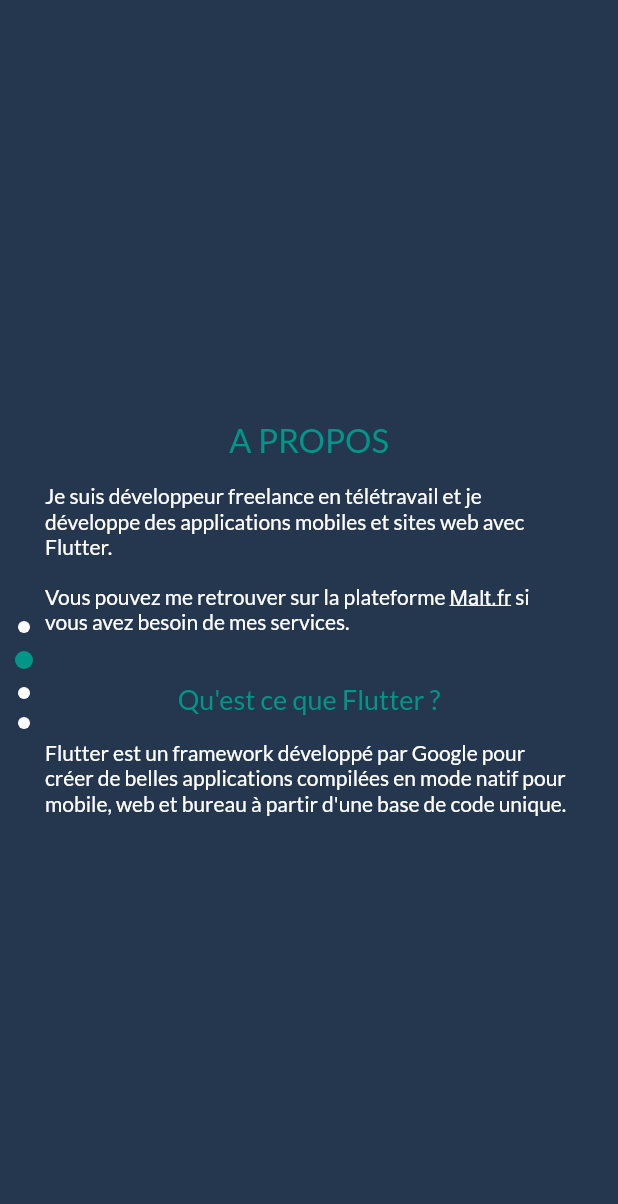
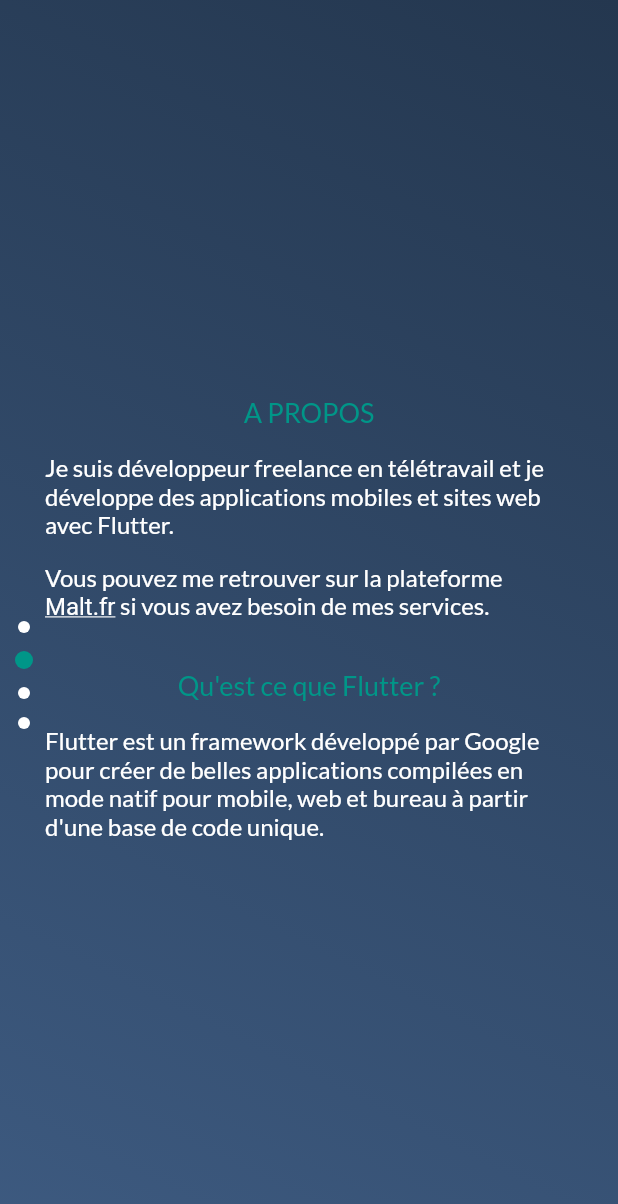
Before and after one commit to samulefevre/flutter_portfolio, a Flutter app: the screen it shows after launch, after a tap on "A PROPOS", on a phone screen of 412 x 824 dp. Shown: the top 1204 px of the screen. Run offline on Flutter 3.47's test engine with Material 2 defaults, Android fonts, the phone set to English and light mode, and no system bars; our stand-ins replace font_awesome_flutter, google_fonts, url_launcher_web.

Commit message:
add bg gradients and grow fonts

```diff
--- a/lib/pages/about_page.dart
+++ b/lib/pages/about_page.dart
@@ -13,7 +13,8 @@ class AboutPage extends StatelessWidget {
 
   @override
   Widget build(BuildContext context) {
-    final media = MediaQuery.of(context).size;
+    Size media = MediaQuery.of(context).size;
+    bool isLarge = media.width > 500 ? true : false;
 
     return Container(
       padding: EdgeInsets.all(30.0),
@@ -23,20 +24,24 @@ class AboutPage extends StatelessWidget {
         children: <Widget>[
           Text(
             'A propos'.toUpperCase(),
-            style: kPageTitle,
+            style: isLarge
+                ? kPageSubtitle.copyWith(fontSize: 26.0)
+                : kPageSubtitle,
           ),
           SizedBox(
             height: 16.0,
           ),
           Text(
-              'Je suis développeur freelance en télétravail et je développe des applications mobiles et sites web avec Flutter.'),
+            'Je suis développeur freelance en télétravail et je développe des applications mobiles et sites web avec Flutter.',
+            style: isLarge ? kFont.copyWith(fontSize: 20.0) : kFont,
+          ),
           SizedBox(
             height: 16.0,
           ),
           RichText(
             text: TextSpan(
                 text: 'Vous pouvez me retrouver sur la plateforme ',
-                style: kFont,
+                style: isLarge ? kFont.copyWith(fontSize: 20.0) : kFont,
                 children: <TextSpan>[
                   TextSpan(
                     text: 'Malt.fr',
@@ -57,13 +62,17 @@ class AboutPage extends StatelessWidget {
           ),
           Text(
             'Qu\'est ce que Flutter ?',
-            style: kPageSubtitle,
+            style: isLarge
+                ? kPageSubtitle.copyWith(fontSize: 24.0)
+                : kPageSubtitle,
           ),
           SizedBox(
             height: 16.0,
           ),
           Text(
-              'Flutter est un framework développé par Google pour créer de belles applications compilées en mode natif pour mobile, web et bureau à partir d\'une base de code unique.'),
+            'Flutter est un framework développé par Google pour créer de belles applications compilées en mode natif pour mobile, web et bureau à partir d\'une base de code unique.',
+            style: isLarge ? kFont.copyWith(fontSize: 20.0) : kFont,
+          ),
         ],
       ),
     );
--- a/lib/pages/contact_page.dart
+++ b/lib/pages/contact_page.dart
@@ -11,7 +11,8 @@ class ContactPage extends StatelessWidget {
 
   @override
   Widget build(BuildContext context) {
-    final media = MediaQuery.of(context).size;
+    Size media = MediaQuery.of(context).size;
+    bool isLarge = media.width > 500 ? true : false;
 
     return Container(
       padding: EdgeInsets.all(20.0),
@@ -26,28 +27,30 @@ class ContactPage extends StatelessWidget {
               ),
               Text(
                 'Contact'.toUpperCase(),
-                style: kPageTitle,
+                style: isLarge
+                    ? kPageSubtitle.copyWith(fontSize: 26.0)
+                    : kPageSubtitle,
               ),
               SizedBox(
-                height: 16.0,
+                height: 46.0,
               ),
-              (media.width > 500)
+              isLarge
                   ? Row(
                       mainAxisAlignment: MainAxisAlignment.spaceEvenly,
                       children: <Widget>[
-                        buildContactMe(),
-                        buildFindMe(),
+                        buildContactMe(isLarge),
+                        buildFindMe(isLarge),
                       ],
                     )
                   : Column(
                       mainAxisAlignment: MainAxisAlignment.center,
                       crossAxisAlignment: CrossAxisAlignment.center,
                       children: <Widget>[
-                        buildContactMe(),
+                        buildContactMe(isLarge),
                         SizedBox(
                           height: 32.0,
                         ),
-                        buildFindMe(),
+                        buildFindMe(isLarge),
                       ],
                     ),
               SizedBox(
@@ -63,9 +66,7 @@ class ContactPage extends StatelessWidget {
                 FlatButton(
                   child: Text(
                     'Mentions légales',
-                    style: TextStyle(
-                      color: Colors.teal,
-                    ),
+                    style: kPageSubtitle,
                   ),
                   onPressed: () =>
                       Navigator.pushNamed(context, '/mentions-legales'),
@@ -78,11 +79,15 @@ class ContactPage extends StatelessWidget {
     );
   }
 
-  Column buildFindMe() {
-    return Column(
+  buildFindMe(bool isLarge) {
+    return Container(
+      height: 200.0,
+      child: Column(
         crossAxisAlignment: CrossAxisAlignment.center,
+        mainAxisAlignment: MainAxisAlignment.center,
         children: <Widget>[
-        Text('Où me trouver ?'),
+          Text('Où me trouver ?',
+              style: isLarge ? kFont.copyWith(fontSize: 20.0) : kFont),
           SizedBox(
             height: 16.0,
           ),
@@ -91,19 +96,26 @@ class ContactPage extends StatelessWidget {
             children: <Widget>[...socialList()],
           ),
         ],
+      ),
     );
   }
 
-  Column buildContactMe() {
-    return Column(
+  buildContactMe(bool isLarge) {
+    return Container(
+      height: 200.0,
+      child: Column(
         crossAxisAlignment: CrossAxisAlignment.center,
+        mainAxisAlignment: MainAxisAlignment.center,
         children: <Widget>[
-        Text('Me contacter :'),
+          Text('Me contacter :',
+              style: isLarge ? kFont.copyWith(fontSize: 20.0) : kFont),
           SizedBox(
-          height: 16.0,
+            height: 28.0,
           ),
-        Text('samuel.lefevr@gmail.com'),
+          Text('samuel.lefevr@gmail.com',
+              style: isLarge ? kFont.copyWith(fontSize: 18.0) : kFont),
         ],
+      ),
     );
   }
 }
--- a/lib/pages/home_page.dart
+++ b/lib/pages/home_page.dart
@@ -12,7 +12,8 @@ class HomePage extends StatelessWidget {
 
   @override
   Widget build(BuildContext context) {
-    final media = MediaQuery.of(context).size;
+    Size media = MediaQuery.of(context).size;
+    bool isLarge = media.width > 500 ? true : false;
 
     return Container(
       height: media.height,
@@ -28,7 +29,7 @@ class HomePage extends StatelessWidget {
                 style: TextStyle(
                   color: Colors.teal,
                   letterSpacing: .5,
-                  fontSize: 16.0,
+                  fontSize: isLarge ? 30.0 : 16.0,
                 ),
               ),
               Text(
@@ -36,7 +37,7 @@ class HomePage extends StatelessWidget {
                 style: TextStyle(
                   color: Colors.teal,
                   letterSpacing: .5,
-                  fontSize: 22.0,
+                  fontSize: isLarge ? 38.0 : 22,
                 ),
               ),
               Text(
@@ -44,8 +45,11 @@ class HomePage extends StatelessWidget {
                 style: TextStyle(
                   color: Colors.white,
                   letterSpacing: .5,
-                  fontSize: 30.0,
+                  fontSize: isLarge ? 46.0 : 30.0,
                 ),
+              ),
+              SizedBox(
+                height: 32.0,
               ),
               OutlineButton(
                 borderSide: BorderSide(
@@ -71,7 +75,8 @@ class HomePage extends StatelessWidget {
               InkWell(
                 child: Text(
                   'Engagez moi sur Malt.fr !',
-                  style: kHomeLink,
+                  style:
+                      isLarge ? kHomeLink.copyWith(fontSize: 24.0) : kHomeLink,
                 ),
                 onTap: () async {
                   await launchURL(kUrlMalt);
--- a/lib/pages/wrapper_page.dart
+++ b/lib/pages/wrapper_page.dart
@@ -23,7 +23,13 @@ class _WrapperPageState extends State<WrapperPage> {
     final media = MediaQuery.of(context).size;
 
     return Scaffold(
-      body: Stack(
+      body: Container(
+        decoration: BoxDecoration(
+            gradient: LinearGradient(
+                begin: Alignment.topRight,
+                end: Alignment.bottomLeft,
+                colors: [Color(0xff24374f), Color(0xff3D5A80)])),
+        child: Stack(
           alignment: AlignmentDirectional.bottomCenter,
           children: <Widget>[
             PageView(
@@ -66,6 +72,7 @@ class _WrapperPageState extends State<WrapperPage> {
             ),
           ],
         ),
+      ),
     );
   }
 
--- a/lib/utils/constants.dart
+++ b/lib/utils/constants.dart
@@ -35,4 +35,4 @@ TextStyle kHomeLink = TextStyle(
   decoration: TextDecoration.underline,
 );
 
-TextStyle kFont = GoogleFonts.lato(color: Colors.white);
+TextStyle kFont = GoogleFonts.lato(color: Colors.white, fontSize: 16.0);
--- a/pubspec.yaml
+++ b/pubspec.yaml
@@ -12,8 +12,8 @@ dependencies:
 
   cupertino_icons: ^0.1.3
   font_awesome_flutter: ^8.8.1
-  google_fonts: ^1.0.0
-  url_launcher: ^5.4.2
+  google_fonts: ^1.1.0
+  url_launcher: ^5.4.10
 
 dev_dependencies:
   flutter_test:
```
Also changed, not shown: firebase.json, pubspec.lock, 2 other files. Lines whose indentation alone changed are shown as unchanged.
